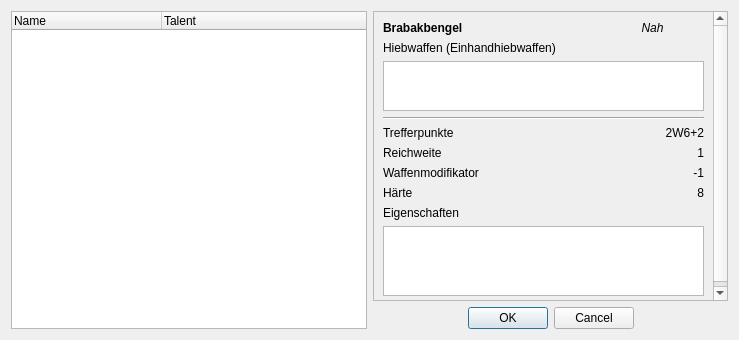
Old version of the form UI/CharakterWaffen.ui in the repository Aeolitus/Sephrasto.
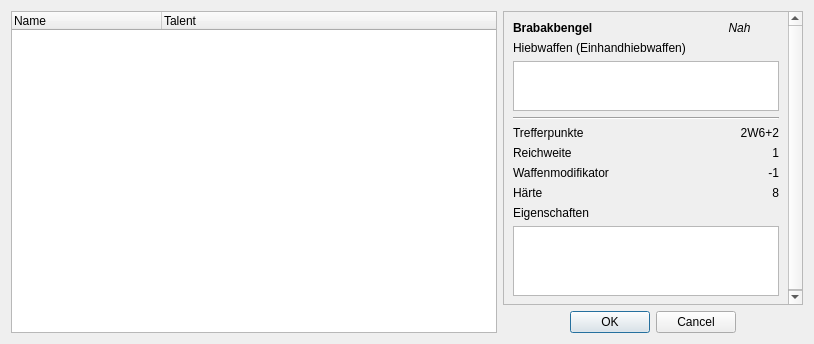
New version of the form.

Commit message: Weapon Selector Works Selecting Kampfstile works Not implemented in save to pdf yet

Diff of the .ui file:
```diff
--- a/UI/CharakterWaffen.ui
+++ b/UI/CharakterWaffen.ui
@@ -9,56 +9,27 @@
    <rect>
     <x>0</x>
     <y>0</y>
-    <width>739</width>
-    <height>340</height>
+    <width>814</width>
+    <height>344</height>
    </rect>
   </property>
   <property name="windowTitle">
    <string>Sephrasto - Waffe wählen...</string>
   </property>
-  <layout class="QHBoxLayout" name="horizontalLayout">
+  <layout class="QGridLayout" name="gridLayout_2" columnstretch="1,0,0">
    <property name="sizeConstraint">
     <enum>QLayout::SetDefaultConstraint</enum>
    </property>
-   <item>
-    <widget class="QTreeWidget" name="treeWeapons">
-     <property name="editTriggers">
-      <set>QAbstractItemView::NoEditTriggers</set>
-     </property>
-     <property name="showDropIndicator" stdset="0">
-      <bool>false</bool>
-     </property>
-     <property name="alternatingRowColors">
-      <bool>true</bool>
-     </property>
-     <attribute name="headerVisible">
-      <bool>true</bool>
-     </attribute>
-     <attribute name="headerCascadingSectionResizes">
-      <bool>false</bool>
-     </attribute>
-     <attribute name="headerDefaultSectionSize">
-      <number>150</number>
-     </attribute>
-     <attribute name="headerStretchLastSection">
-      <bool>true</bool>
-     </attribute>
-     <column>
-      <property name="text">
-       <string>Name</string>
-      </property>
-     </column>
-     <column>
-      <property name="text">
-       <string>Talent</string>
-      </property>
-     </column>
-    </widget>
-   </item>
-   <item>
+   <item row="0" column="1">
     <layout class="QVBoxLayout" name="verticalLayout">
      <item>
       <widget class="QScrollArea" name="scrollArea">
+       <property name="minimumSize">
+        <size>
+         <width>300</width>
+         <height>0</height>
+        </size>
+       </property>
        <property name="font">
         <font>
          <weight>50</weight>
@@ -73,8 +44,8 @@
          <rect>
           <x>0</x>
           <y>0</y>
-          <width>353</width>
-          <height>289</height>
+          <width>298</width>
+          <height>293</height>
          </rect>
         </property>
         <layout class="QGridLayout" name="gridLayout">
@@ -243,6 +214,47 @@
      </item>
     </layout>
    </item>
+   <item row="0" column="0">
+    <widget class="QTreeWidget" name="treeWeapons">
+     <property name="editTriggers">
+      <set>QAbstractItemView::NoEditTriggers</set>
+     </property>
+     <property name="showDropIndicator" stdset="0">
+      <bool>false</bool>
+     </property>
+     <property name="alternatingRowColors">
+      <bool>true</bool>
+     </property>
+     <property name="sortingEnabled">
+      <bool>false</bool>
+     </property>
+     <property name="allColumnsShowFocus">
+      <bool>true</bool>
+     </property>
+     <attribute name="headerVisible">
+      <bool>true</bool>
+     </attribute>
+     <attribute name="headerCascadingSectionResizes">
+      <bool>false</bool>
+     </attribute>
+     <attribute name="headerDefaultSectionSize">
+      <number>150</number>
+     </attribute>
+     <attribute name="headerStretchLastSection">
+      <bool>true</bool>
+     </attribute>
+     <column>
+      <property name="text">
+       <string>Name</string>
+      </property>
+     </column>
+     <column>
+      <property name="text">
+       <string>Talent</string>
+      </property>
+     </column>
+    </widget>
+   </item>
   </layout>
  </widget>
  <resources/>
```
The commit also changes 3 other files.
